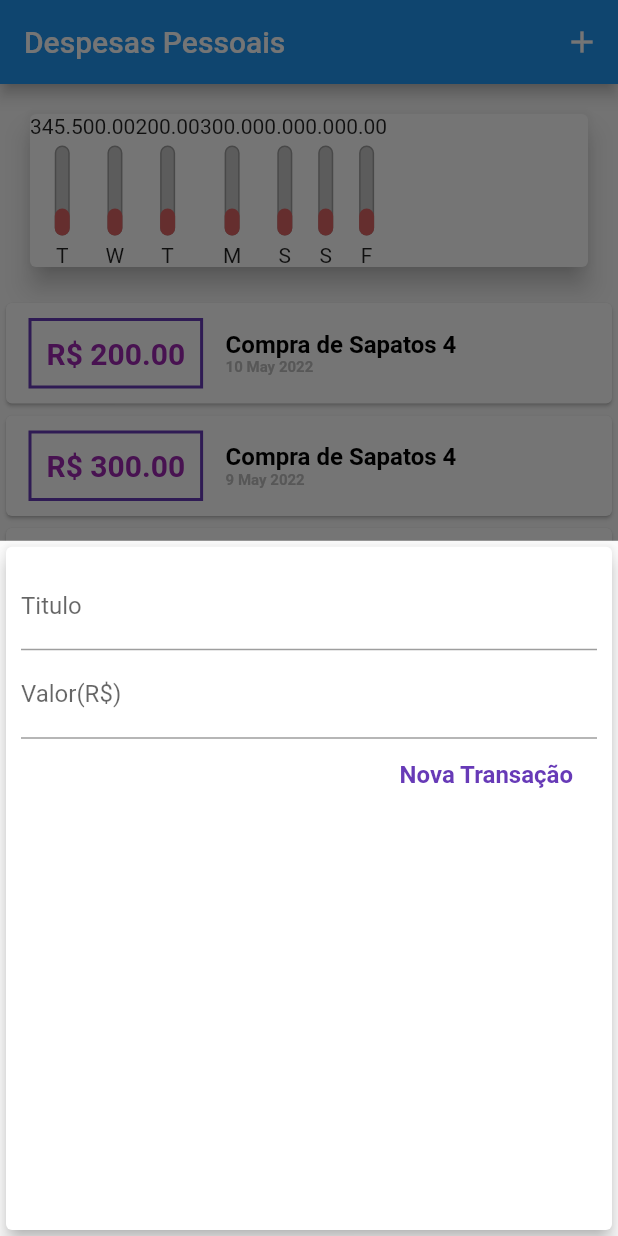
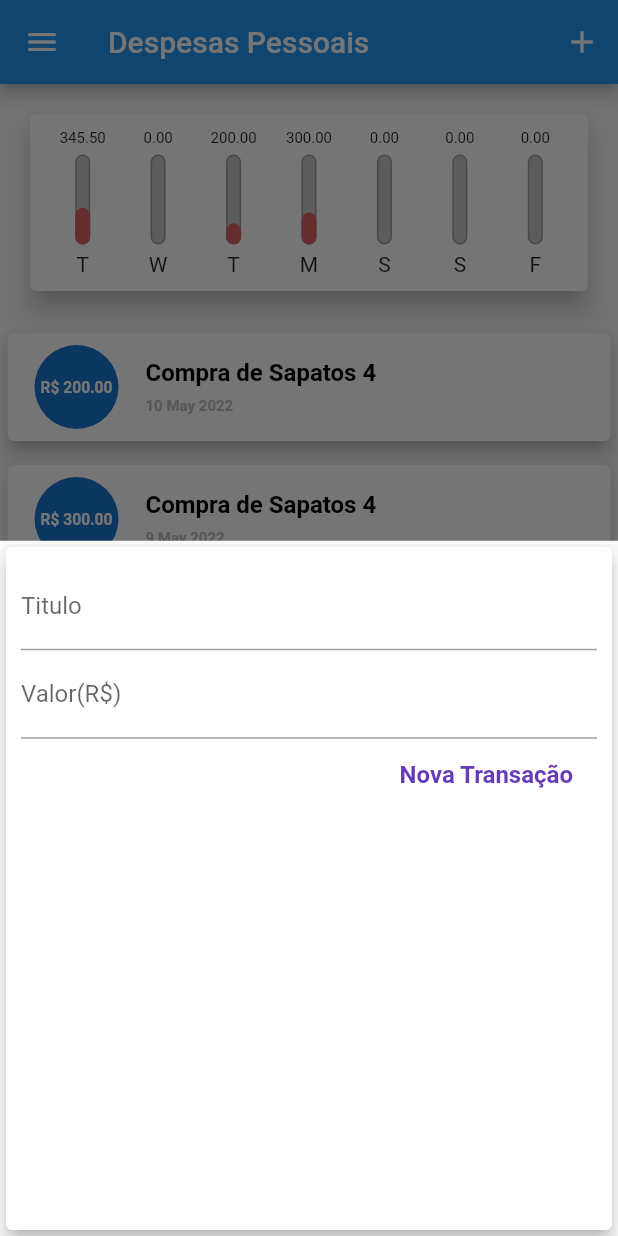
Before and after one commit to Wallace82/expense, a Flutter app: the screen it shows after launch, after a tap on the "add" icon, on a phone screen of 412 x 824 dp. Run offline on Flutter 3.47's test engine with Material 2 defaults, Android fonts, the phone set to English and light mode, and no system bars.

Commit message:
8 - Componente ChartBar

```diff
--- a/lib/components/chart.dart
+++ b/lib/components/chart.dart
@@ -1,6 +1,7 @@
 import 'package:expense/components/chart_bar.dart';
 import 'package:expense/models/transaction.dart';
 import 'package:flutter/material.dart';
+import 'package:flutter/widgets.dart';
 import 'package:intl/intl.dart';
 
 class Chart extends StatelessWidget {
@@ -28,8 +29,6 @@ class Chart extends StatelessWidget {
         }
       }
 
-      print(DateFormat.E().format(weekDay)[0]);
-      print(totalSum);
       return {
         'day':DateFormat.E().format(weekDay)[0],
         'value':totalSum,
@@ -37,20 +36,35 @@ class Chart extends StatelessWidget {
     });
   }
 
+  double get _weeTotalValue{
+    return goupedTransaction.fold(0.0, (sum,tr){
+      return sum + (tr['value'] as double);
+    });
+  }
+
+
   @override
   Widget build(BuildContext context) {
     goupedTransaction;
+    print(_weeTotalValue);
     return Card(
       elevation: 7,
       margin: EdgeInsets.all(20),
+      child: Padding(
+        padding: const EdgeInsets.all(10),
         child: Row(
+          mainAxisAlignment: MainAxisAlignment.spaceAround,
             children: goupedTransaction.map((tr) {
-                return ChartBar(
+                  return Flexible(
+                    fit: FlexFit.tight,
+                    child: ChartBar(
                       label : tr['day'].toString(),
                       value : double.tryParse(tr['value'].toString())??0.0,
-                  percentage: 0.3,
+                      percentage:  (tr['value'] as double) / _weeTotalValue,
+                    ),
                   );
                 }).toList(),
+              ),
       ),
       );
   }
--- a/lib/components/chart_bar.dart
+++ b/lib/components/chart_bar.dart
@@ -16,7 +16,12 @@ class ChartBar extends StatelessWidget {
   Widget build(BuildContext context) {
     return Column(
       children: [
-        Text('${value.toStringAsFixed(2)}'),
+        Text(
+            '${value.toStringAsFixed(2)}',
+          style: TextStyle(
+            fontSize: 10.0,
+          ),
+        ),
         SizedBox(height: 5),
         Container(
           height: 60,
--- /dev/null
+++ b/lib/components/nav-drawer.dart
@@ -0,0 +1,51 @@
+import 'package:flutter/material.dart';
+
+class NavDrawer extends StatelessWidget {
+
+  @override
+  Widget build(BuildContext context) {
+    return Drawer(
+      child: ListView(
+        padding: EdgeInsets.zero,
+        children: <Widget>[
+          DrawerHeader(
+            child: Text(
+              'Side menu',
+              style: TextStyle(color: Colors.white, fontSize: 25),
+            ),
+            decoration: BoxDecoration(
+                color: Colors.green,
+                image: DecorationImage(
+                    fit: BoxFit.fill,
+                    image: AssetImage('assets/images/cover.jpg'))),
+          ),
+          ListTile(
+            leading: Icon(Icons.input),
+            title: Text('Welcome'),
+            onTap: () => {},
+          ),
+          ListTile(
+            leading: Icon(Icons.verified_user),
+            title: Text('Profile'),
+            onTap: () => {Navigator.of(context).pop()},
+          ),
+          ListTile(
+            leading: Icon(Icons.settings),
+            title: Text('Settings'),
+            onTap: () => {Navigator.of(context).pop()},
+          ),
+          ListTile(
+            leading: Icon(Icons.border_color),
+            title: Text('Feedback'),
+            onTap: () => {Navigator.of(context).pop()},
+          ),
+          ListTile(
+            leading: Icon(Icons.exit_to_app),
+            title: Text('Logout'),
+            onTap: () => {Navigator.of(context).pop()},
+          ),
+        ],
+      ),
+    );
+  }
+}
--- a/lib/components/transaction_list.dart
+++ b/lib/components/transaction_list.dart
@@ -3,7 +3,6 @@ import 'package:flutter/material.dart';
 import 'package:intl/intl.dart';
 
 class TransactionList extends StatelessWidget {
-
   final List<Transaction> transactions;
 
   TransactionList(this.transactions);
@@ -14,37 +13,31 @@ class TransactionList extends StatelessWidget {
       height: 300,
       child: ListView.builder(
         itemCount: transactions.length,
-        itemBuilder: (ctx,index){
+        itemBuilder: (ctx, index) {
           final tr = transactions[index];
           return Card(
-              child: Row(
-                children: [
-                  Container(
-                    margin:EdgeInsets.symmetric(
-                        horizontal: 15,
-                        vertical: 10
+            elevation: 5,
+            margin: EdgeInsets.symmetric(
+              vertical: 8, horizontal: 5
             ),
-                    decoration: BoxDecoration(
-                      border: Border.all(
-                        color: Colors.deepPurple,
-                        width: 2,
-                      ),
-
-                    ),
-                    padding: EdgeInsets.all(10),
+            child: ListTile(
+              leading: CircleAvatar(
+                radius: 30,
+                child: Padding(
+                  padding: const EdgeInsets.all(6),
+                  child: FittedBox(
                     child: Text(
                       'R\$ ${tr.value.toStringAsFixed(2)}',
                       style: TextStyle(
                         fontWeight: FontWeight.bold,
                         fontSize: 20,
-                        color: Colors.purple,
+                        color: Colors.white,
                       ),
                     ),
                   ),
-                  Column(
-                    crossAxisAlignment: CrossAxisAlignment.start,
-                    children: [
-                      Text(
+                ),
+              ),
+              title: Text(
                 tr.title,
                 style: const TextStyle(
                   fontWeight: FontWeight.bold,
@@ -52,18 +45,15 @@ class TransactionList extends StatelessWidget {
                   color: Colors.black,
                 ),
               ),
-                      Text(
+              subtitle: Text(
                 DateFormat('d MMM y').format(tr.date),
                 style: TextStyle(
                   fontWeight: FontWeight.bold,
                   fontSize: 10,
                   color: Colors.grey[400],
                 ),
-                      )
-                    ],
-                  )
-                ],
-              )
+              ),
+            ),
           );
         },
       ),
--- a/lib/main.dart
+++ b/lib/main.dart
@@ -1,6 +1,7 @@
 import 'dart:math';
 
 import 'package:expense/components/chart.dart';
+import 'package:expense/components/nav-drawer.dart';
 import 'package:expense/components/transaction_form.dart';
 import 'package:expense/components/transaction_list.dart';
 import 'package:expense/models/transaction.dart';
@@ -88,6 +89,7 @@ class _MyHomePageState extends State<MyHomePage> {
   @override
   Widget build(BuildContext context) {
     return Scaffold(
+      drawer: NavDrawer(),
       appBar: AppBar(
         title: Text('Despesas Pessoais'),
         actions: [
```
Lines whose indentation alone changed are shown as unchanged.
